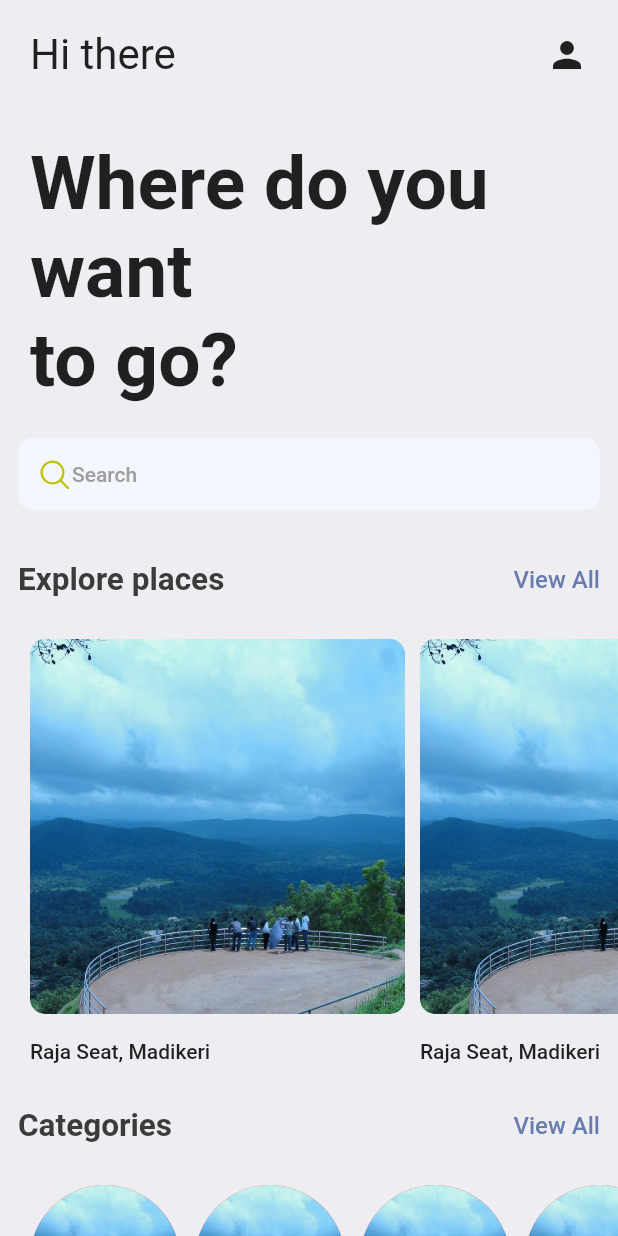
After one commit to iamsajidshaz/coorg_explorer, a Flutter app: the HomePage screen opened directly, on a phone screen of 412 x 824 dp. The commit adds this screen. Run offline on Flutter 3.47's test engine with Material 2 defaults, Android fonts, the phone set to English and light mode, and no system bars; our stand-ins replace fluentui_icons, font_awesome_flutter, gap, get, lottie, smooth_page_indicator and 1 more.

Commit message:
homepage designed

```diff
--- /dev/null
+++ b/lib/sceens/category_place.dart
@@ -0,0 +1,28 @@
+import 'package:coorg/utils/app_styles.dart';
+import 'package:flutter/material.dart';
+
+class CategoryPlace extends StatefulWidget {
+  const CategoryPlace({Key? key}) : super(key: key);
+
+  @override
+  State<CategoryPlace> createState() => _CategoryPlaceState();
+}
+
+class _CategoryPlaceState extends State<CategoryPlace> {
+  @override
+  Widget build(BuildContext context) {
+    return Column(
+      children: [
+        CircleAvatar(
+          radius: 50,
+          backgroundColor: Colors.red,
+          backgroundImage: AssetImage("assets/images/raja_seat.jpg"),
+        ),
+        Text(
+          'Falls',
+          style: Styles.headLineStyle4.copyWith(color: Colors.black87),
+        ),
+      ],
+    );
+  }
+}
--- /dev/null
+++ b/lib/sceens/explore_place.dart
@@ -0,0 +1,38 @@
+import 'package:coorg/utils/app_styles.dart';
+import 'package:flutter/material.dart';
+import 'package:gap/gap.dart';
+
+class ExplorePlace extends StatelessWidget {
+  const ExplorePlace({Key? key}) : super(key: key);
+
+  @override
+  Widget build(BuildContext context) {
+    return Column(
+      children: [
+        Container(
+          height: 250,
+          width: 250,
+          decoration: const BoxDecoration(
+            borderRadius: BorderRadius.all(Radius.circular(10)),
+            image: DecorationImage(
+              image: AssetImage("assets/images/raja_seat.jpg"),
+              fit: BoxFit.cover,
+            ),
+          ),
+        ),
+        Container(
+          alignment: Alignment.centerLeft,
+          height: 50,
+          width: 250,
+          decoration: BoxDecoration(
+            borderRadius: BorderRadius.all(Radius.circular(10)),
+          ),
+          child: Text(
+            'Raja Seat, Madikeri',
+            style: Styles.headLineStyle4.copyWith(color: Colors.black87),
+          ),
+        ),
+      ],
+    );
+  }
+}
--- /dev/null
+++ b/lib/sceens/homepages/home_page.dart
@@ -0,0 +1,172 @@
+import 'package:coorg/sceens/category_place.dart';
+import 'package:coorg/sceens/explore_place.dart';
+import 'package:coorg/utils/app_styles.dart';
+import 'package:fluentui_icons/fluentui_icons.dart';
+import 'package:flutter/material.dart';
+import 'package:font_awesome_flutter/font_awesome_flutter.dart';
+import 'package:gap/gap.dart';
+
+class HomePage extends StatelessWidget {
+  const HomePage({Key? key}) : super(key: key);
+
+  @override
+  Widget build(BuildContext context) {
+    return Scaffold(
+      backgroundColor: Styles.bgColor,
+      body: ListView(
+        children: [
+          // top header
+
+          Container(
+            margin: const EdgeInsets.all(20),
+            child: Row(
+              mainAxisAlignment: MainAxisAlignment.spaceBetween,
+              children: const [
+                Text(
+                  'Hi there',
+                  style: TextStyle(fontSize: 28),
+                ),
+                FaIcon(
+                  Icons.person,
+                  size: 28,
+                ),
+              ],
+            ),
+          ),
+          const SizedBox(
+            height: 20,
+          ),
+          Container(
+            margin: const EdgeInsets.only(left: 20),
+            child: const Text(
+              'Where do you want',
+              style: TextStyle(fontSize: 50, fontWeight: FontWeight.bold),
+            ),
+          ),
+          Container(
+            margin: const EdgeInsets.only(left: 20),
+            child: const Text(
+              'to go?',
+              style: TextStyle(fontSize: 50, fontWeight: FontWeight.bold),
+            ),
+          ),
+          const Gap(10),
+          // search bar
+          Padding(
+            padding: const EdgeInsets.all(12.0),
+            child: Container(
+              decoration: BoxDecoration(
+                borderRadius: BorderRadius.circular(10),
+                color: const Color(0xfff4f6fd),
+              ),
+              padding: EdgeInsets.symmetric(horizontal: 12, vertical: 12),
+              child: Row(
+                children: [
+                  const Icon(
+                    FluentSystemIcons.ic_fluent_search_regular,
+                    color: Color(0xffBFC205),
+                  ),
+                  Text(
+                    'Search',
+                    style: Styles.headLineStyle4,
+                  ),
+                ],
+              ),
+            ),
+          ),
+          const Gap(10),
+          // header
+          Padding(
+            padding: const EdgeInsets.all(12.0),
+            child: Row(
+              mainAxisAlignment: MainAxisAlignment.spaceBetween,
+              children: [
+                Text(
+                  'Explore places',
+                  style: Styles.headLineStyle2,
+                ),
+                InkWell(
+                  onTap: () {
+                    print('ViewAll is tapped');
+                  },
+                  child: Text(
+                    'View All',
+                    style: Styles.textStyle.copyWith(
+                      color: Styles.primaryColor,
+                    ),
+                  ),
+                ),
+              ],
+            ),
+          ),
+
+          const Gap(15),
+          // explore places
+          SingleChildScrollView(
+            scrollDirection: Axis.horizontal,
+            padding: const EdgeInsets.only(left: 20),
+            child: Row(
+              children: [
+                ExplorePlace(),
+                const Gap(10),
+                ExplorePlace(),
+                const Gap(10),
+                ExplorePlace(),
+                const Gap(10),
+                ExplorePlace(),
+                const Gap(10),
+              ],
+            ),
+          ),
+
+          // header
+          Padding(
+            padding: const EdgeInsets.all(12.0),
+            child: Row(
+              mainAxisAlignment: MainAxisAlignment.spaceBetween,
+              children: [
+                Text(
+                  'Categories',
+                  style: Styles.headLineStyle2,
+                ),
+                InkWell(
+                  onTap: () {
+                    print('ViewAll is tapped');
+                  },
+                  child: Text(
+                    'View All',
+                    style: Styles.textStyle.copyWith(
+                      color: Styles.primaryColor,
+                    ),
+                  ),
+                ),
+              ],
+            ),
+          ),
+
+          const Gap(15),
+
+          // category palces
+          // explore places
+          SingleChildScrollView(
+            scrollDirection: Axis.horizontal,
+            padding: const EdgeInsets.only(left: 20),
+            child: Row(
+              children: [
+                CategoryPlace(),
+                const Gap(10),
+                CategoryPlace(),
+                const Gap(10),
+                CategoryPlace(),
+                const Gap(10),
+                CategoryPlace(),
+                const Gap(10),
+                CategoryPlace(),
+              ],
+            ),
+          ),
+        ],
+      ),
+    );
+  }
+}
--- /dev/null
+++ b/lib/utils/app_styles.dart
@@ -0,0 +1,21 @@
+import 'package:flutter/material.dart';
+
+Color primary = const Color(0xff687daf);
+
+class Styles {
+  static Color primaryColor = primary;
+  static Color textColor = const Color(0xff3b3b3b);
+  static Color bgColor = const Color(0xffeeedf2);
+  static Color orangeColor = const Color(0xffF37B67);
+  static Color kakiColor = const Color(0xFFd2bdb6);
+  static TextStyle textStyle =
+      TextStyle(fontSize: 16, color: textColor, fontWeight: FontWeight.w500);
+  static TextStyle headLineStyle1 =
+      TextStyle(fontSize: 26, color: textColor, fontWeight: FontWeight.bold);
+  static TextStyle headLineStyle2 =
+      TextStyle(fontSize: 21, color: textColor, fontWeight: FontWeight.bold);
+  static TextStyle headLineStyle3 = TextStyle(
+      fontSize: 17, color: Colors.grey.shade500, fontWeight: FontWeight.w500);
+  static TextStyle headLineStyle4 = TextStyle(
+      fontSize: 14, color: Colors.grey.shade500, fontWeight: FontWeight.w500);
+}
--- a/pubspec.yaml
+++ b/pubspec.yaml
@@ -38,6 +38,10 @@ dependencies:
   smooth_page_indicator: ^1.0.0+2
   lottie: ^1.3.0
   font_awesome_flutter: ^10.1.0
+  webview_flutter: ^3.0.4
+  fluentui_icons: ^1.0.0
+  gap: ^2.0.0
+  get:
 
 dev_dependencies:
   flutter_test:
@@ -64,6 +68,7 @@ flutter:
   # To add assets to your application, add an assets section, like this:
   assets:
     - assets/images/koteabby.jpg
+    - assets/images/
     - assets/images/man_exploring.jpg
     - assets/images/bg.jpg
     - assets/images/rock_climbing.png
```
Also changed, not shown: lib/main.dart (+16 -10 lines), lib/sceens/aftersplash_screen.dart (renamed from lib/aftersplash_screen.dart, +25 -24 lines), lib/sceens/main_homescreen.dart (renamed from lib/main_homescreen.dart, +3 -4 lines), lib/sceens/onboading_screen.dart (renamed from lib/onboading_screen.dart, +4 -4 lines), lib/sceens/privacy_policy_webpage.dart (added, +24 -0 lines), lib/utils/app_info_list.dart (added, +39 -0 lines), lib/utils/app_layout.dart (added, +26 -0 lines), assets/images/raja_seat.jpg (added), lib/sceens/introscreens/intro_page1.dart (renamed from lib/introscreens/intro_page1.dart), lib/sceens/introscreens/intro_page2.dart (renamed from lib/introscreens/intro_page2.dart), lib/sceens/introscreens/intro_page3.dart (renamed from lib/introscreens/intro_page3.dart), pubspec.lock, 1 other file.
